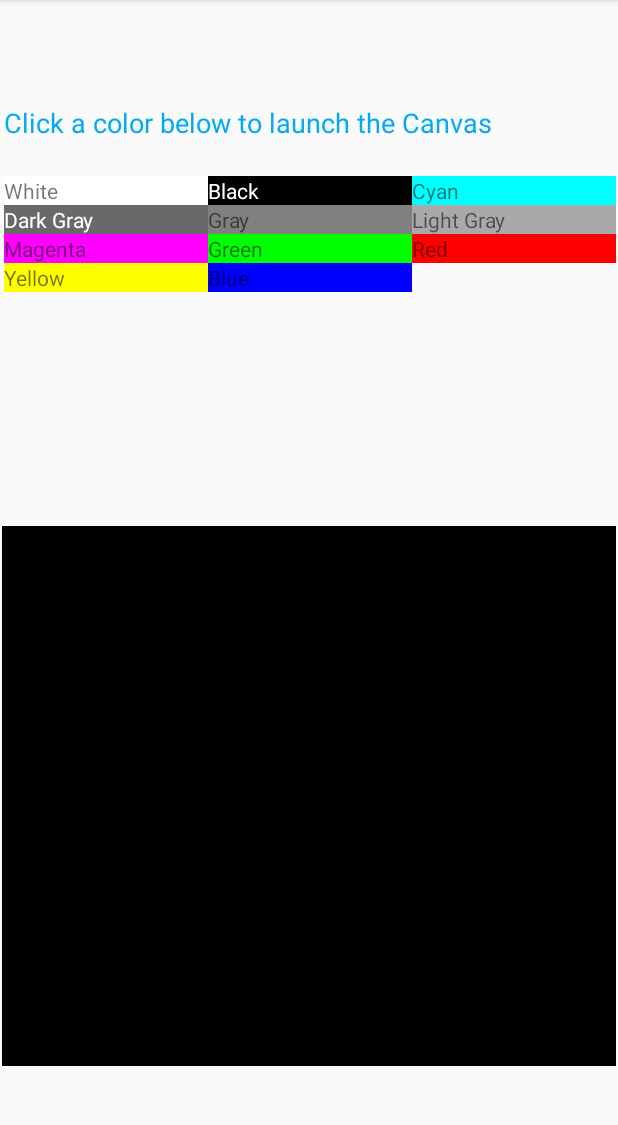
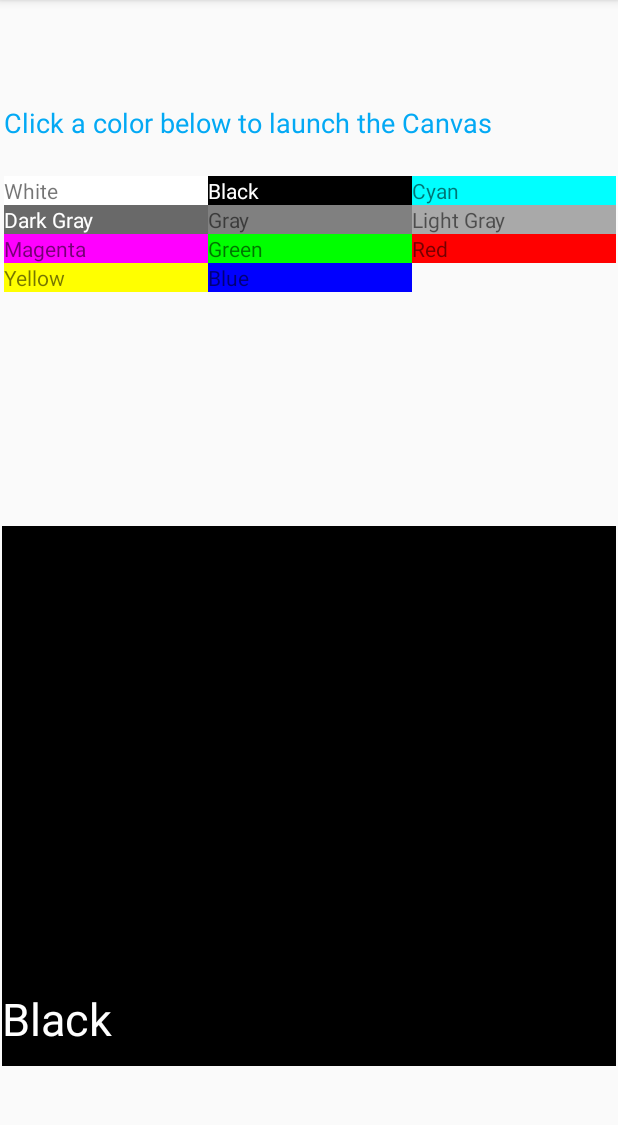
Before and after one commit to tug97195/PaletteActivity, an Android app: the screen it shows after launch (MainActivity), after a tap on "Black", on a phone screen of 412 x 824 dp, the part 84-1209 px from its top. Run offline under Robolectric (Android 15) with nearby library versions, the phone set to English and light mode, and no system bars; 1 other tap on this screen came first.

Commit message:
Cleaned up text colors to be easier to read

```diff
--- a/app/src/main/java/edu/temple/paletteactivity/CanvasFragment.java
+++ b/app/src/main/java/edu/temple/paletteactivity/CanvasFragment.java
@@ -33,6 +33,12 @@ public class CanvasFragment extends Fragment {
     public void displayText(String message, String hexValues) {
         textView.setText(message);
         bg.setBackgroundColor(Color.parseColor(hexValues));
-
+        //Make Text Prettier and easier to read.
+        if(message.equals(getString(R.string.Black)) || message.equals(getString(R.string.DKGray))){
+            textView.setTextColor(Color.WHITE);
+        }
+        if(message.equals(getString(R.string.White)) || message.equals(getString(R.string.Yellow))){
+            textView.setTextColor(Color.BLACK);
+        }
     }
 }
```
